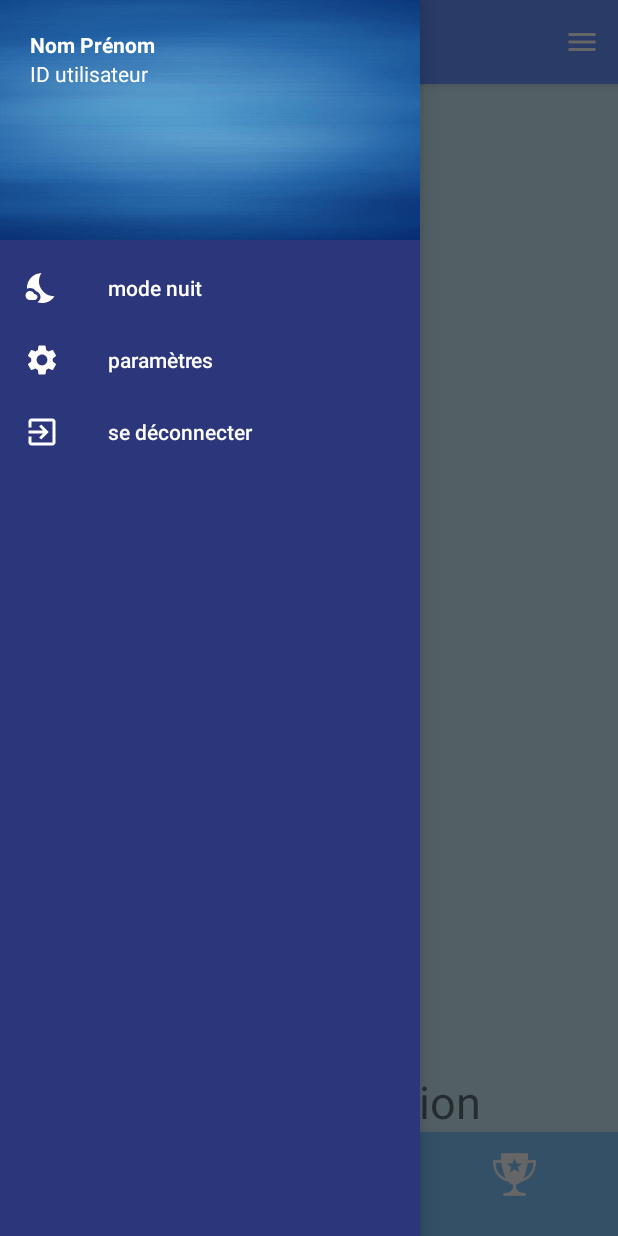
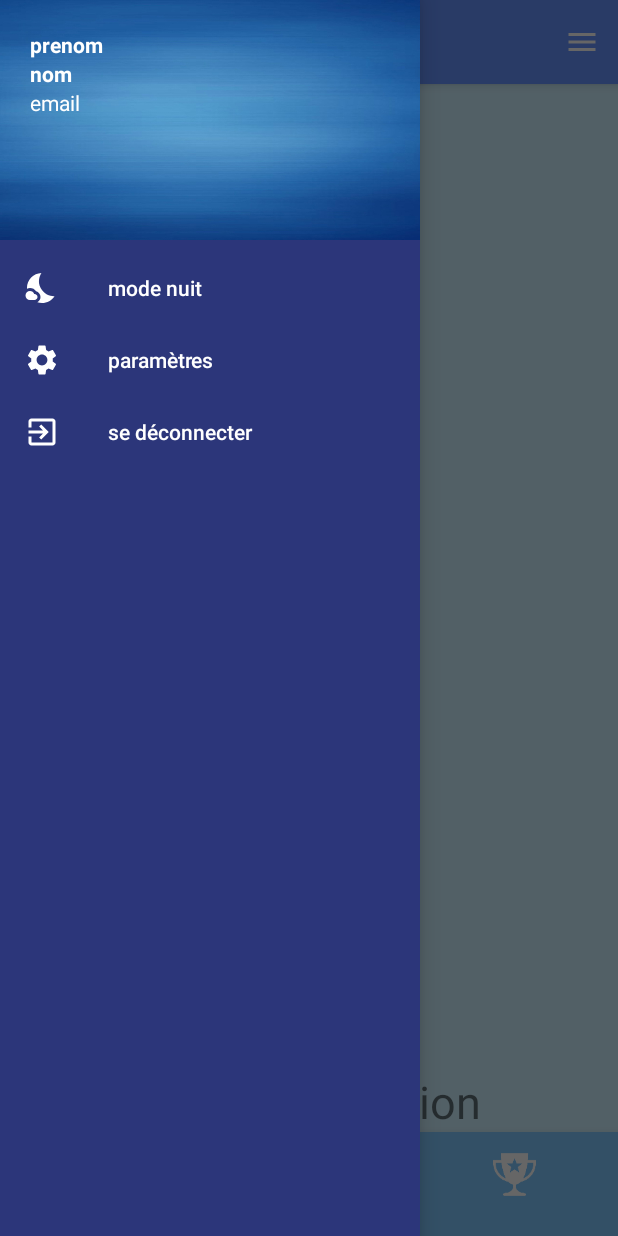
Before and after one commit to AmineOrdo/Sport-Etu, an Android app: the IHM screen opened directly, with no data from a screen before it, after a tap on "menu", on a phone screen of 412 x 824 dp. Run offline under Robolectric (Android 15) with nearby library versions, the phone set to English and light mode, and no system bars; our stand-ins replace Firebase (no records; nobody signed in at launch, a user with empty details on screens opened directly); 3 statements that could not run were skipped.

Commit message:
authentification/inscription et creation du modèle de la bdd

```diff
--- a/app/build.gradle
+++ b/app/build.gradle
@@ -40,10 +40,11 @@ dependencies {
     implementation 'androidx.legacy:legacy-support-v4:1.0.0'
     implementation 'com.google.firebase:firebase-auth:19.3.1'
     implementation 'com.google.firebase:firebase-firestore:22.0.0'
+
     testImplementation 'junit:junit:4.12'
     androidTestImplementation 'androidx.test.ext:junit:1.1.2'
     androidTestImplementation 'androidx.test.espresso:espresso-core:3.3.0'
-
+    implementation 'com.google.firebase:firebase-auth:20.0.1'
 
     implementation 'com.makeramen:roundedimageview:2.3.0'
 }
--- a/app/src/main/java/com/example/sportetu/IHM.kt
+++ b/app/src/main/java/com/example/sportetu/IHM.kt
@@ -2,20 +2,26 @@ package com.example.sportetu
 
 import android.content.Intent
 import android.os.Bundle
+import android.widget.TextView
 import androidx.appcompat.app.AppCompatActivity
 import androidx.core.view.GravityCompat
 import androidx.drawerlayout.widget.DrawerLayout
 import androidx.fragment.app.Fragment
 import com.google.firebase.auth.FirebaseAuth
+import com.google.firebase.firestore.FirebaseFirestore
 import kotlinx.android.synthetic.main.activity_main.*
+import kotlinx.android.synthetic.main.header.*
 
 class IHM : AppCompatActivity()  {
      //  navigation vers les différentes pages
+
+
+
      override fun onCreate(savedInstanceState: Bundle?) {
          super.onCreate(savedInstanceState)
          setContentView(R.layout.activity_main)
-
-
+         var mAuth: FirebaseAuth? = FirebaseAuth.getInstance()
+         var mStore = FirebaseFirestore.getInstance()
 
          val ProgressionFragment = ProgressionFragment()
          val SuccesFragment = SuccesFragment()
@@ -33,11 +39,10 @@ class IHM : AppCompatActivity()  {
              true
          }
          // pour ouvrir la navigation drawer en cliquant sur le bouton menu en haut
-         lateinit var drawerLayout: DrawerLayout
-         drawerLayout = findViewById(R.id.drawer_layout)
+
          top_navigation.setOnMenuItemClickListener {
              when(it.itemId){
-                 R.id.nav_menu-> drawerLayout.openDrawer(GravityCompat.START)
+                 R.id.nav_menu -> drawer_layout.openDrawer(GravityCompat.START)
 
              }
              true
@@ -46,15 +51,40 @@ class IHM : AppCompatActivity()  {
 
       navigation_drawer.setNavigationItemSelectedListener {
           when(it.itemId){
-              R.id.logout->deconnexion()
+              R.id.logout -> deconnexion()
               //R.id.mode_nuit->
               //R.id.settings->
           }
           true
       }
 
+         //afficher les infos du profil de l'utilisateur sur la fenetre
+
+
+         var userID:String
+
+         userID = mAuth!!.currentUser!!.uid
+         val documentReference = mStore.collection(userID).document("profil_utilisateur")
+
+
+
+         documentReference.addSnapshotListener(
+             this
+         ) { documentSnapshot, e ->
+             prenom_user.text =  documentSnapshot!!.getString("fPrenom")
+             nom_user.text = documentSnapshot!!.getString("mNom")
+             email_user.text = documentSnapshot!!.getString("mEmail")
+         }
+
 
      }
+
+
+
+
+
+
+
      private fun makeCurrentFragment(fragment: Fragment) =
          supportFragmentManager.beginTransaction().apply {
              replace(R.id.fragment_container, fragment)
--- a/app/src/main/res/layout/activity_inscription.xml
+++ b/app/src/main/res/layout/activity_inscription.xml
@@ -35,7 +35,7 @@
         app:layout_constraintVertical_bias="0.16000003" />
 
     <EditText
-        android:id="@+id/nom"
+        android:id="@+id/nom_user"
         android:layout_width="0dp"
         android:layout_height="wrap_content"
         android:layout_marginStart="16dp"
@@ -56,7 +56,7 @@
         app:layout_constraintVertical_bias="0.29000002" />
 
     <EditText
-        android:id="@+id/prenom"
+        android:id="@+id/prenom_user"
         android:layout_width="0dp"
         android:layout_height="wrap_content"
         android:layout_marginStart="16dp"
--- a/app/src/main/res/layout/header.xml
+++ b/app/src/main/res/layout/header.xml
@@ -8,19 +8,29 @@
     android:padding="20dp">
 
 <TextView
+    android:id="@+id/prenom_user"
     android:layout_width="wrap_content"
     android:layout_height="wrap_content"
-    android:text="Nom Prénom"
+    android:text="prenom "
     android:textColor="#ffffff"
     android:textStyle="bold"
-
     />
     <TextView
+        android:id="@+id/nom_user"
         android:layout_width="wrap_content"
         android:layout_height="wrap_content"
-        android:text="ID utilisateur"
+        android:text="nom "
         android:textColor="#ffffff"
+        android:textStyle="bold"
+        />
+
+    <TextView
+
+        android:id="@+id/email_user"
+        android:layout_width="wrap_content"
+        android:layout_height="wrap_content"
+        android:text="email"
+        android:textColor="#ffffff" />
 
 
-        />
 </LinearLayout>
--- a/build.gradle
+++ b/build.gradle
@@ -6,7 +6,7 @@ buildscript {
         jcenter()
     }
     dependencies {
-        classpath 'com.android.tools.build:gradle:4.1.0'
+        classpath 'com.android.tools.build:gradle:4.1.1'
         classpath "org.jetbrains.kotlin:kotlin-gradle-plugin:$kotlin_version"
         classpath 'com.google.gms:google-services:4.3.4'
 
```
Also changed, not shown: app/src/main/java/com/example/sportetu/Inscription.java (+19 -9 lines), app/src/main/java/com/example/sportetu/choix3Sports.java (+12 -9 lines).
